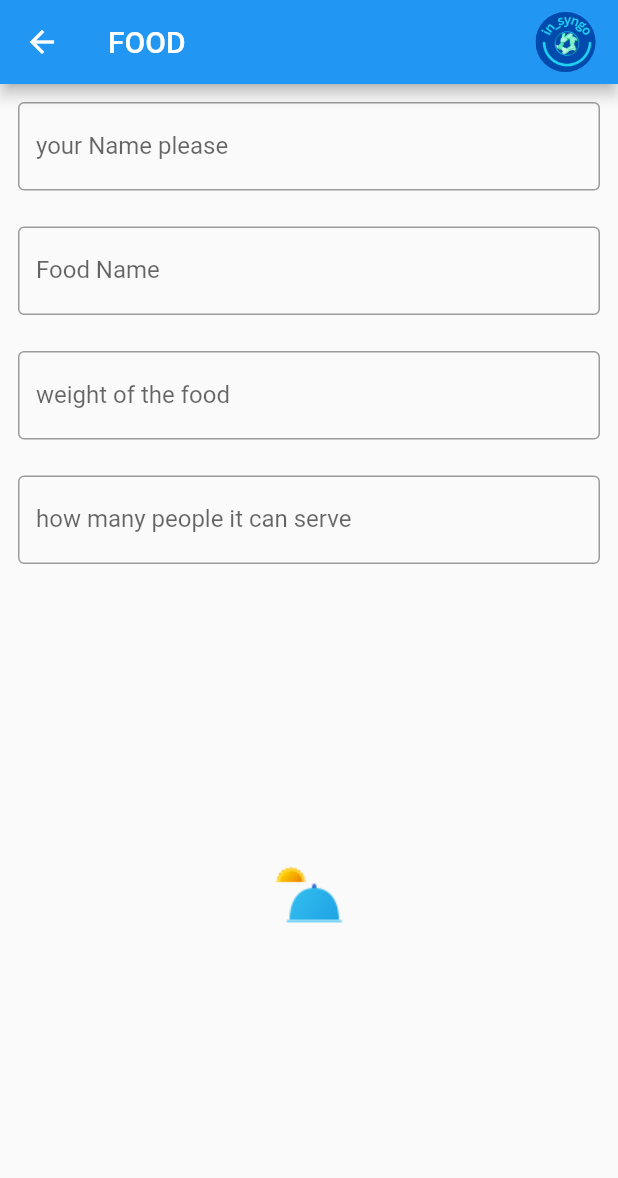
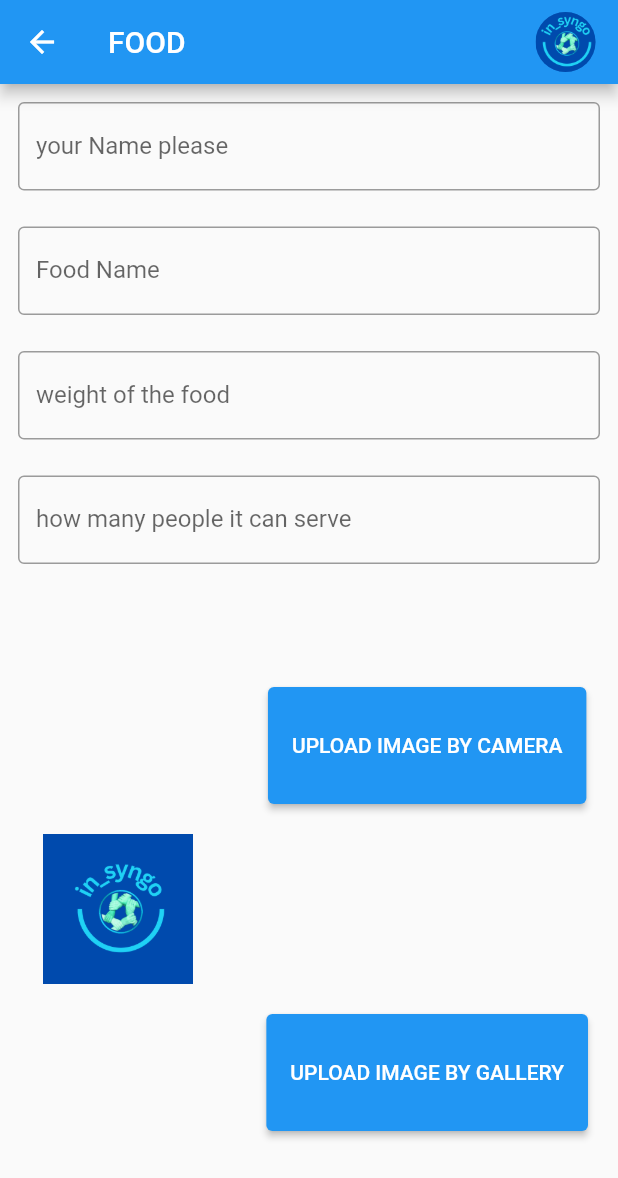
Before and after one commit to HEYKASHIF/in_syngo, a Flutter app: the food screen opened directly, on a phone screen of 412 x 824 dp. Shown: the top 1178 px of the screen. Run offline on Flutter 3.47's test engine with Material 2 defaults, Android fonts, the phone set to English and light mode, and no system bars; our stand-ins replace animated_splash_screen, image_picker; missing offline and left inert: dart:ffi, intro_screen_onboarding_flutter; project files that could hold a hidden picture were left out.

Commit message:
16-april commit8

```diff
--- a/lib/food.dart
+++ b/lib/food.dart
@@ -1,4 +1,8 @@
+import 'dart:io';
+
 import 'package:flutter/material.dart';
+import 'package:flutter/services.dart';
+import 'package:image_picker/image_picker.dart';
 
 // ignore: camel_case_types
 class food extends StatefulWidget {
@@ -10,6 +14,29 @@ class food extends StatefulWidget {
 
 // ignore: camel_case_types
 class foodState extends State<food> {
+  File? image;
+  Future pickImageGallery() async {
+    try {
+      final image = await ImagePicker().pickImage(source: ImageSource.gallery);
+      if (image == null) return;
+      final imageTemp = File(image.path);
+      setState(() => this.image = imageTemp);
+    } on PlatformException catch (e) {
+      print('Failed to pick image: $e');
+    }
+  }
+
+  Future pickImageCamera() async {
+    try {
+      final image = await ImagePicker().pickImage(source: ImageSource.camera);
+      if (image == null) return;
+      final imageTemp = File(image.path);
+      setState(() => this.image = imageTemp);
+    } on PlatformException catch (e) {
+      print('Failed to pick image: $e');
+    }
+  }
+
   @override
   Widget build(BuildContext context) {
     return Scaffold(
@@ -67,15 +94,50 @@ class foodState extends State<food> {
               ),
             ),
           ),
-          Row(
+          Expanded(
+              child: Row(
             children: [
-              Expanded(
-                child: Container(
-                  child: Image.asset('assets/icon/food.png'),
-                ),
-              ),
+              (image != null)
+                  ? Expanded(
+                      child: Container(
+                        child: Image.file(image!),
+                        height: 100,
+                        width: 100,
+                      ),
+                    )
+                  : Expanded(
+                      child: Container(
+                        child: Image.asset(
+                          'assets/icon/icon.png',
+                          height: 100,
+                          width: 100,
+                        ),
+                      ),
+                    ),
+              Column(
+                children: [
+                  Expanded(
+                    child: Padding(
+                      padding: EdgeInsets.fromLTRB(20, 70, 20, 70),
+                      child: ElevatedButton(
+                        onPressed: pickImageCamera,
+                        child: Text('UPLOAD IMAGE BY CAMERA'),
+                      ),
+                    ),
+                  ),
+                  Expanded(
+                    child: Padding(
+                      padding: EdgeInsets.fromLTRB(20, 70, 20, 70),
+                      child: ElevatedButton(
+                        onPressed: pickImageGallery,
+                        child: Text('UPLOAD IMAGE BY GALLERY'),
+                      ),
+                    ),
+                  ),
+                ],
+              )
             ],
-          ),
+          ))
         ],
       ),
     );
```
